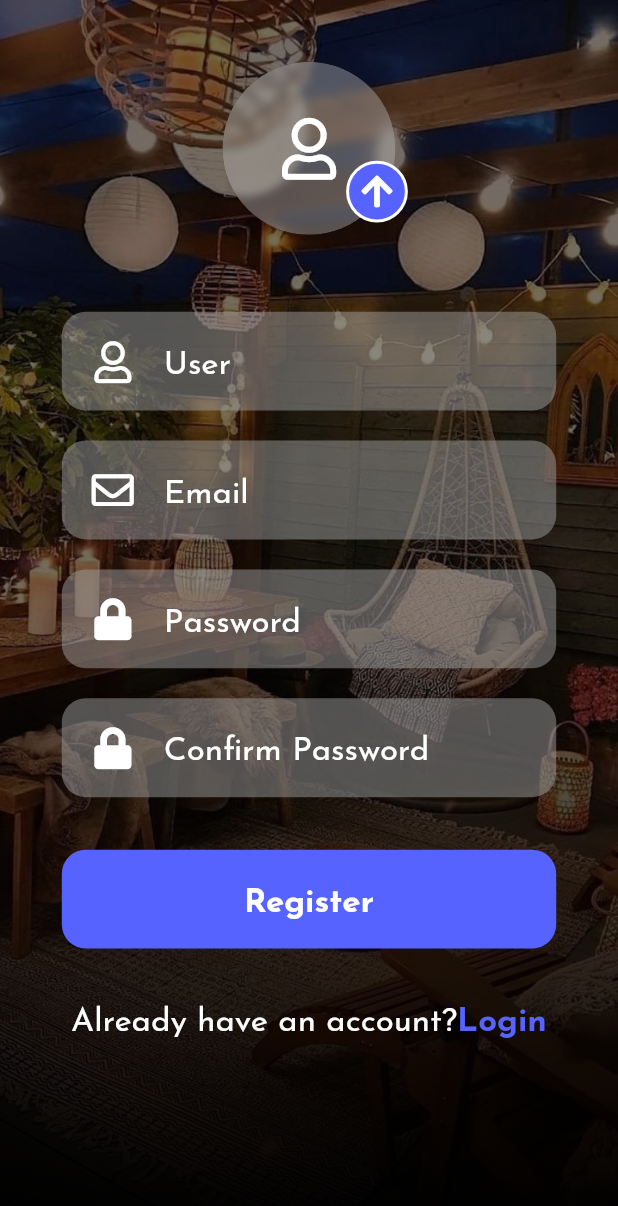
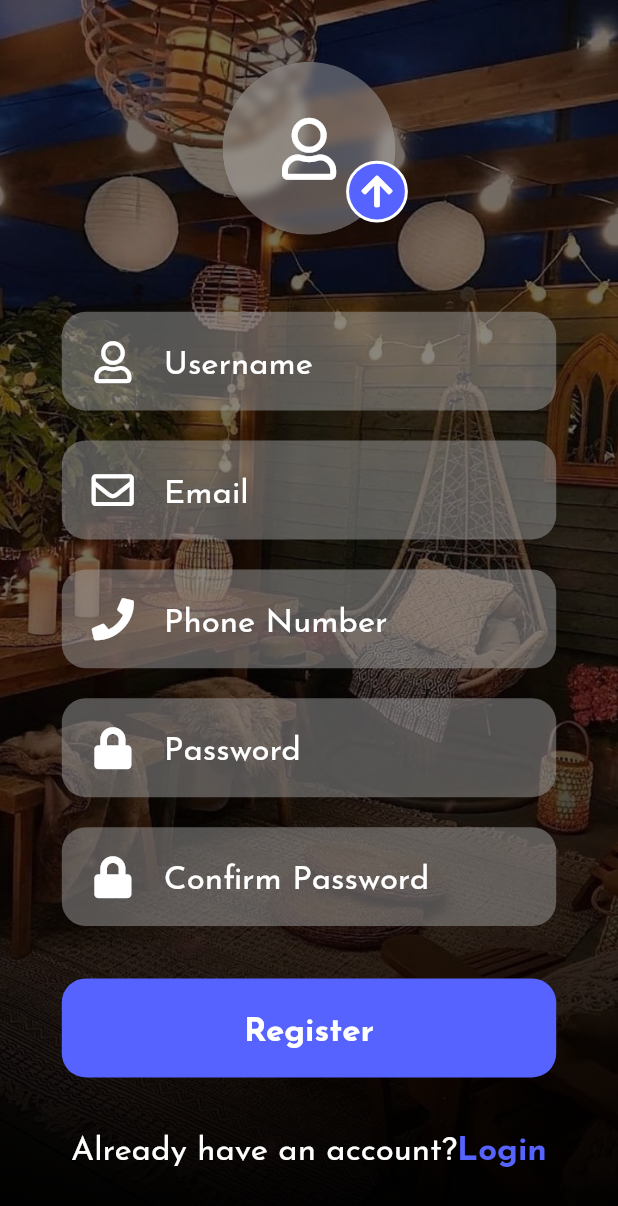
Before and after one commit to amiraZaouali/project, a Flutter app: the screen it shows after launch, after a tap on "Create New Account", on a phone screen of 412 x 824 dp. Shown: the top 1206 px of the screen. Run offline on Flutter 3.47's test engine with Material 2 defaults, Android fonts, the phone set to English and light mode, and no system bars; our stand-ins replace fl_chart, flutter_secure_storage, font_awesome_flutter, google_fonts, simple_animations; network calls fail.

Commit message:
login + register 80%

```diff
--- a/mobile/lib/io/storage.dart
+++ b/mobile/lib/io/storage.dart
@@ -1,6 +1,6 @@
-import 'package:flutter_secure_storage/flutter_secure_storage.dart ';
-class SecureStoreMixin{
+import 'package:flutter_secure_storage/flutter_secure_storage.dart';
 
+class SecureStoreMixin {
   final secureStore = new FlutterSecureStorage();
 
   void setSecureStore(String key, String data) async {
@@ -10,5 +10,4 @@ class SecureStoreMixin{
   void getSecureStore(String key, Function callback) async {
     await secureStore.read(key: key).then(callback);
   }
-
 }
--- a/mobile/lib/screens/create-new-account.dart
+++ b/mobile/lib/screens/create-new-account.dart
@@ -1,12 +1,39 @@
 import 'dart:ui';
 
+import 'package:flutter/cupertino.dart';
 import 'package:flutter/material.dart';
 import 'package:font_awesome_flutter/font_awesome_flutter.dart';
 import 'package:foodybite_app/pallete.dart';
 import 'package:foodybite_app/screens/home-screen.dart';
+import 'package:foodybite_app/service/services.dart';
 import 'package:foodybite_app/widgets/widgets.dart';
 
-class CreateNewAccount extends StatelessWidget {
+class CreateNewAccount extends StatefulWidget {
+  @override
+  _CreateNewAccountState createState() => _CreateNewAccountState();
+}
+
+class _CreateNewAccountState extends State<CreateNewAccount> {
+  TextEditingController user = TextEditingController();
+  TextEditingController email = TextEditingController();
+  TextEditingController pass = TextEditingController();
+  TextEditingController cpass = TextEditingController();
+  TextEditingController phone = TextEditingController();
+  buttonAction() async {
+    print("cpas : ${cpass.text} ============> pass : ${pass.text}");
+    if (pass.text == cpass.text && pass.text.length > 0) {
+      var obj = {
+        "name": user.text,
+        "email": email.text,
+        "password": pass.text,
+        "phoneNumber": phone.text
+      };
+      await Services().registerUser(obj);
+    } else {
+      showAlertDialog(context);
+    }
+  }
+
   @override
   Widget build(BuildContext context) {
     Size size = MediaQuery.of(context).size;
@@ -65,32 +92,33 @@ class CreateNewAccount extends StatelessWidget {
                 ),
                 Column(
                   children: [
-                    TextInputField(
-                      icon: FontAwesomeIcons.user,
-                      hint: 'User',
-                      inputType: TextInputType.name,
-                      inputAction: TextInputAction.next,
-                    ),
-                    TextInputField(
-                      icon: FontAwesomeIcons.envelope,
-                      hint: 'Email',
-                      inputType: TextInputType.emailAddress,
-                      inputAction: TextInputAction.next,
-                    ),
-                    PasswordInput(
-                      icon: FontAwesomeIcons.lock,
-                      hint: 'Password',
-                      inputAction: TextInputAction.next,
-                    ),
-                    PasswordInput(
-                      icon: FontAwesomeIcons.lock,
-                      hint: 'Confirm Password',
-                      inputAction: TextInputAction.done,
-                    ),
+                    inputTxt('Username', user, size, FontAwesomeIcons.user),
+                    inputTxt('Email', email, size, FontAwesomeIcons.envelope),
+                    inputTxt(
+                        'Phone Number', phone, size, FontAwesomeIcons.phone),
+                    password('Password', pass, size),
+                    password('Confirm Password', cpass, size),
                     SizedBox(
                       height: 25,
                     ),
-                    RoundedButton(buttonName: 'Register'),
+                    Container(
+                      height: size.height * 0.08,
+                      width: size.width * 0.8,
+                      decoration: BoxDecoration(
+                        borderRadius: BorderRadius.circular(16),
+                        color: kBlue,
+                      ),
+                      child: TextButton(
+                        onPressed: () async {
+                          await buttonAction();
+                        },
+                        child: Text(
+                          "Register",
+                          style:
+                              kBodyText.copyWith(fontWeight: FontWeight.bold),
+                        ),
+                      ),
+                    ),
                     SizedBox(
                       height: 30,
                     ),
@@ -103,7 +131,10 @@ class CreateNewAccount extends StatelessWidget {
                         ),
                         GestureDetector(
                           onTap: () {
-                            Navigator.push(context, MaterialPageRoute(builder: (context) => HomePage()));
+                            Navigator.push(
+                                context,
+                                MaterialPageRoute(
+                                    builder: (context) => HomePage()));
                           },
                           child: Text(
                             'Login',
@@ -125,4 +156,94 @@ class CreateNewAccount extends StatelessWidget {
       ],
     );
   }
+
+  void showAlertDialog(BuildContext context) {
+    showDialog(
+        context: context,
+        builder: (BuildContext context) {
+          return CupertinoAlertDialog(
+            title: Text("Wrong password confirmation"),
+            content: Text("Please verify the password you entred"),
+            actions: <Widget>[
+              CupertinoDialogAction(
+                  isDefaultAction: true,
+                  onPressed: () {
+                    Navigator.pop(context);
+                  },
+                  child: Text("Confirm")),
+            ],
+          );
+        });
+  }
+
+  Widget password(txt, ctrl, size) {
+    return Padding(
+      padding: const EdgeInsets.symmetric(vertical: 10.0),
+      child: Container(
+        height: size.height * 0.08,
+        width: size.width * 0.8,
+        decoration: BoxDecoration(
+          color: Colors.grey[500].withOpacity(0.5),
+          borderRadius: BorderRadius.circular(16),
+        ),
+        child: Center(
+          child: TextField(
+            controller: ctrl,
+            decoration: InputDecoration(
+              border: InputBorder.none,
+              prefixIcon: Padding(
+                padding: const EdgeInsets.symmetric(horizontal: 20.0),
+                child: Icon(
+                  FontAwesomeIcons.lock,
+                  size: 28,
+                  color: kWhite,
+                ),
+              ),
+              hintText: txt,
+              hintStyle: kBodyText,
+            ),
+            obscureText: true,
+            style: kBodyText,
+            keyboardType: TextInputType.visiblePassword,
+            textInputAction: TextInputAction.next,
+          ),
+        ),
+      ),
+    );
+  }
+
+  Widget inputTxt(txt, ctrl, size, icon) {
+    return Padding(
+      padding: const EdgeInsets.symmetric(vertical: 10.0),
+      child: Container(
+        height: size.height * 0.08,
+        width: size.width * 0.8,
+        decoration: BoxDecoration(
+          color: Colors.grey[500].withOpacity(0.5),
+          borderRadius: BorderRadius.circular(16),
+        ),
+        child: Center(
+          child: TextField(
+            controller: ctrl,
+            decoration: InputDecoration(
+              border: InputBorder.none,
+              prefixIcon: Padding(
+                padding: const EdgeInsets.symmetric(horizontal: 20.0),
+                child: Icon(
+                  icon,
+                  size: 28,
+                  color: kWhite,
+                ),
+              ),
+              hintText: txt,
+              hintStyle: kBodyText,
+            ),
+            style: kBodyText,
+            keyboardType: TextInputType.text,
+            textInputAction: TextInputAction.next,
+          ),
+        ),
+      ),
+    );
+  }
 }
--- a/mobile/lib/screens/login-screen.dart
+++ b/mobile/lib/screens/login-screen.dart
@@ -1,7 +1,10 @@
+import 'dart:developer';
+
 import 'package:flutter/material.dart';
 import 'package:font_awesome_flutter/font_awesome_flutter.dart';
 import 'package:foodybite_app/pallete.dart';
 import 'package:foodybite_app/screens/home-screen.dart';
+import 'package:foodybite_app/service/services.dart';
 import 'package:foodybite_app/widgets/widgets.dart';
 
 import 'create-new-account.dart';
@@ -13,6 +16,7 @@ class LoginScreen extends StatelessWidget {
 
   @override
   Widget build(BuildContext context) {
+    var size = MediaQuery.of(context).size;
     return Stack(
       children: [
         BackgroundImage(
@@ -44,12 +48,16 @@ class LoginScreen extends StatelessWidget {
                     inputAction: TextInputAction.next,
                   ),
                   PasswordInput(
+                    ctrl: _pcontroller,
                     icon: FontAwesomeIcons.lock,
                     hint: 'Password',
                     inputAction: TextInputAction.done,
                   ),
                   GestureDetector(
-                    onTap: () => Navigator.push(context, MaterialPageRoute(builder: (context) => ForgotPassword())),
+                    onTap: () => Navigator.push(
+                        context,
+                        MaterialPageRoute(
+                            builder: (context) => ForgotPassword())),
                     child: Text(
                       'Forgot Password',
                       style: kBodyText,
@@ -58,9 +66,25 @@ class LoginScreen extends StatelessWidget {
                   SizedBox(
                     height: 25,
                   ),
-                  RoundedButton(
-                    buttonName: 'Login',
-                    routeName: HomePage(),
+                  Container(
+                    height: size.height * 0.08,
+                    width: size.width * 0.8,
+                    decoration: BoxDecoration(
+                      borderRadius: BorderRadius.circular(16),
+                      color: kBlue,
+                    ),
+                    child: TextButton(
+                      onPressed: () async {
+                        print(await Services().loginUser({
+                          "email": _ncontroller.text,
+                          "password": _pcontroller.text
+                        }));
+                      },
+                      child: Text(
+                        "Login",
+                        style: kBodyText.copyWith(fontWeight: FontWeight.bold),
+                      ),
+                    ),
                   ),
                   SizedBox(
                     height: 25,
@@ -68,7 +92,10 @@ class LoginScreen extends StatelessWidget {
                 ],
               ),
               GestureDetector(
-                onTap: () => Navigator.push(context, MaterialPageRoute(builder: (context) => CreateNewAccount())),
+                onTap: () => Navigator.push(
+                    context,
+                    MaterialPageRoute(
+                        builder: (context) => CreateNewAccount())),
                 child: Container(
                   child: Text(
                     'Create New Account',
--- a/mobile/lib/widgets/rounded-button.dart
+++ b/mobile/lib/widgets/rounded-button.dart
@@ -1,17 +1,20 @@
 import 'package:flutter/material.dart';
 import 'package:foodybite_app/pallete.dart';
 
-class RoundedButton extends StatelessWidget {
+class RoundedButton extends StatefulWidget {
   const RoundedButton({
     Key key,
     this.onPress,
     @required this.buttonName,
-    @required this.routeName
   }) : super(key: key);
   final Function onPress;
   final String buttonName;
-  final Widget routeName;
 
+  @override
+  _RoundedButtonState createState() => _RoundedButtonState();
+}
+
+class _RoundedButtonState extends State<RoundedButton> {
   @override
   Widget build(BuildContext context) {
     Size size = MediaQuery.of(context).size;
@@ -22,10 +25,13 @@ class RoundedButton extends StatelessWidget {
         borderRadius: BorderRadius.circular(16),
         color: kBlue,
       ),
-      child: FlatButton(
-        onPressed: onPress,
+      child: TextButton(
+        onPressed: () {
+          print(
+              "heeeeeeeeeeeeeeeeeeeeeeeeeeeeeeeeeeeeeeeeeeeeeeeeeeeeeeeeeeeeeeeeeeeeeeeeeeeeeeeeeeeeeeeeeeeh");
+        },
         child: Text(
-          buttonName,
+          widget.buttonName,
           style: kBodyText.copyWith(fontWeight: FontWeight.bold),
         ),
       ),
```
Also changed, not shown: mobile/lib/service/service.dart (deleted, +0 -24 lines), mobile/lib/service/services.dart (added, +43 -0 lines), mobile/pubspec.lock, 7 other files.
